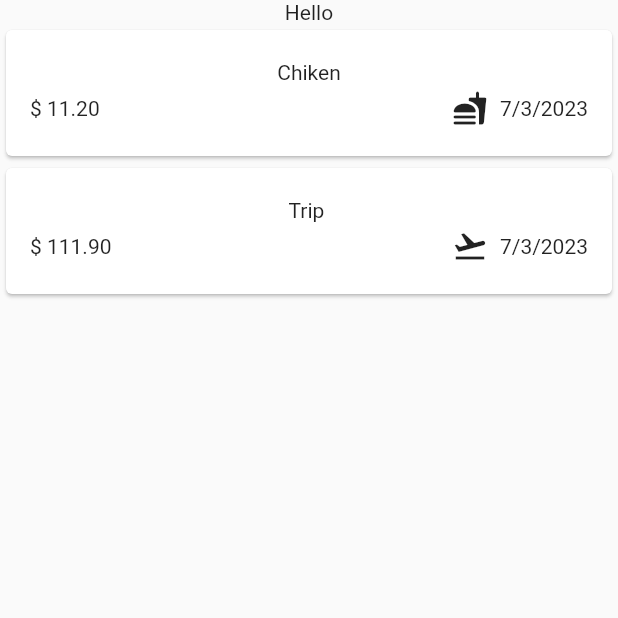
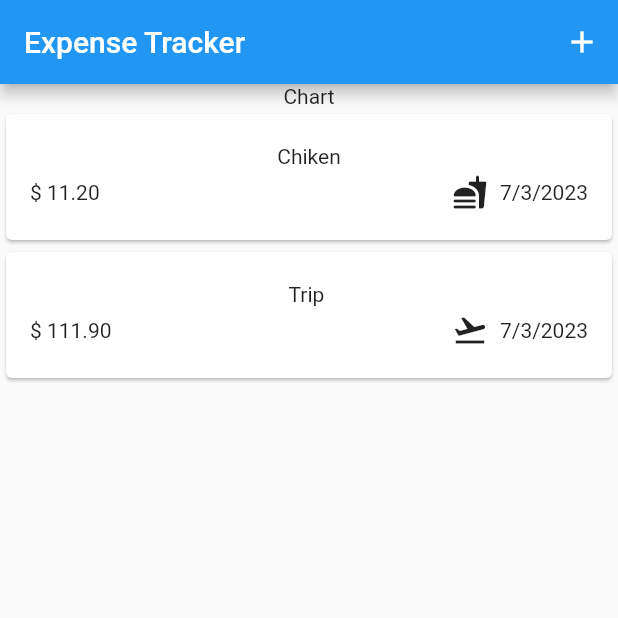
Before and after one commit to MohamedElsaeed424/expense_tracker_app, a Flutter app: the screen it shows after launch, on a phone screen of 412 x 824 dp, the top half of it. Run offline on Flutter 3.47's test engine with Material 2 defaults, Android fonts, the phone set to English and light mode, and no system bars.

Commit message:
app bar added to expenses.dart

```diff
--- a/lib/widgets/expenses.dart
+++ b/lib/widgets/expenses.dart
@@ -1,5 +1,6 @@
 // this class to show the List of expenses also
 // responsable for the main styling
+// use in main.dart
 import 'package:expense_tracker_app/widgets/expenses_list/expenses_list.dart';
 import 'package:flutter/material.dart';
 
@@ -31,9 +32,18 @@ class _Expenses extends State<Expenses> {
   @override
   Widget build(BuildContext context) {
     return Scaffold(
+      appBar: AppBar(
+        title: const Text('Expense Tracker'),
+        actions: [
+          IconButton(
+            onPressed: () {},
+            icon: const Icon(Icons.add),
+          )
+        ],
+      ),
       body: Column(
         children: [
-          const Text('Hello'),
+          const Text('Chart'),
           Expanded(
             child: ExpensesList(expenses: _registeredExpenses),
           ),
--- a/lib/widgets/expenses_list/expense_item.dart
+++ b/lib/widgets/expenses_list/expense_item.dart
@@ -1,3 +1,4 @@
+// this class for the shape that the one expense will be Shown
 import 'package:expense_tracker_app/models/expense.dart';
 import 'package:flutter/material.dart';
 
```
